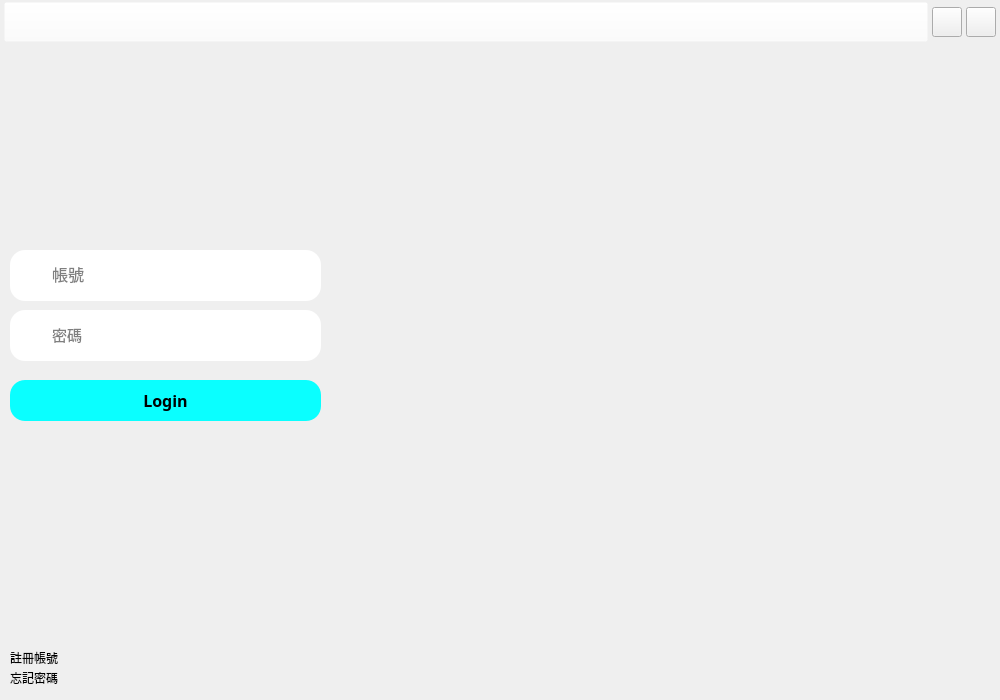
This is src/gui/LoginWindow.ui in hmes98318/Logistics-Station as Qt 5 draws it before an edit. The edited form follows.
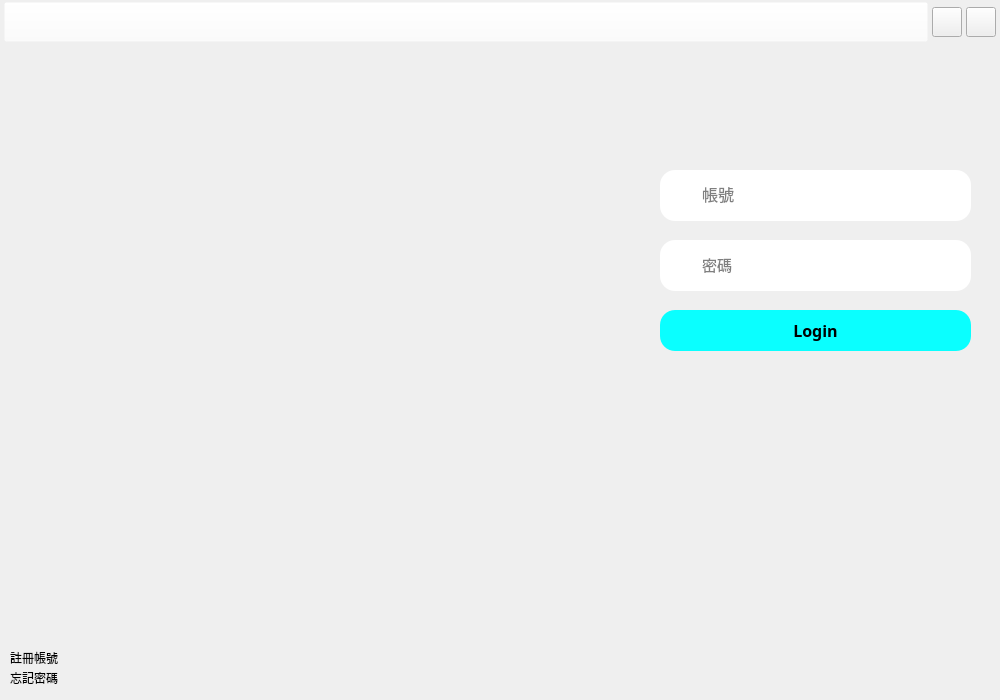
This is the edited form. Icons and pictures are not drawn.

Commit message: Update LoginWindow image

What changed in the file:
```diff
--- a/src/gui/LoginWindow.ui
+++ b/src/gui/LoginWindow.ui
@@ -139,8 +139,8 @@
     <widget class="QPushButton" name="button_LogicIn">
      <property name="geometry">
       <rect>
-       <x>10</x>
-       <y>380</y>
+       <x>660</x>
+       <y>310</y>
        <width>311</width>
        <height>41</height>
       </rect>
@@ -202,8 +202,8 @@
     <widget class="QWidget" name="horizontalLayoutWidget_3">
      <property name="geometry">
       <rect>
-       <x>10</x>
-       <y>250</y>
+       <x>660</x>
+       <y>170</y>
        <width>311</width>
        <height>51</height>
       </rect>
@@ -309,8 +309,8 @@
     <widget class="QWidget" name="horizontalLayoutWidget_5">
      <property name="geometry">
       <rect>
-       <x>10</x>
-       <y>310</y>
+       <x>660</x>
+       <y>240</y>
        <width>311</width>
        <height>51</height>
       </rect>
```
Left out of the diff: 2 changed lines with no effect on the pictures. The commit also changes 7 other files.
